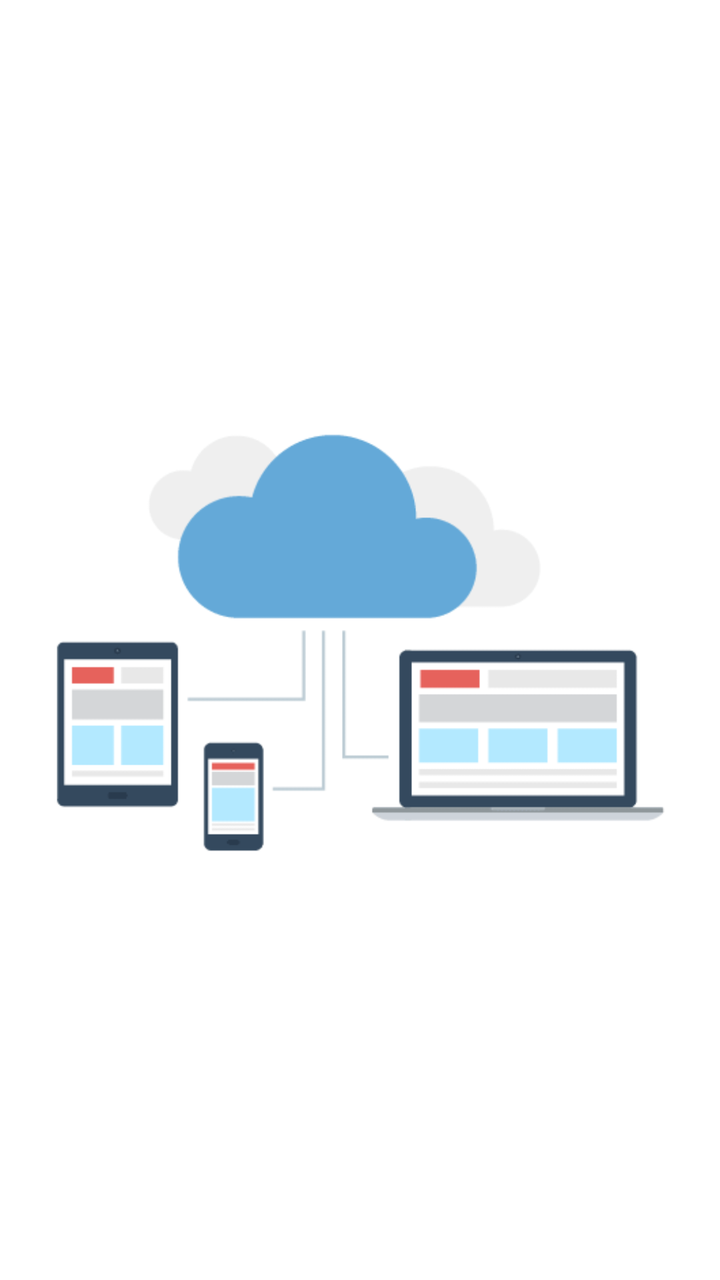
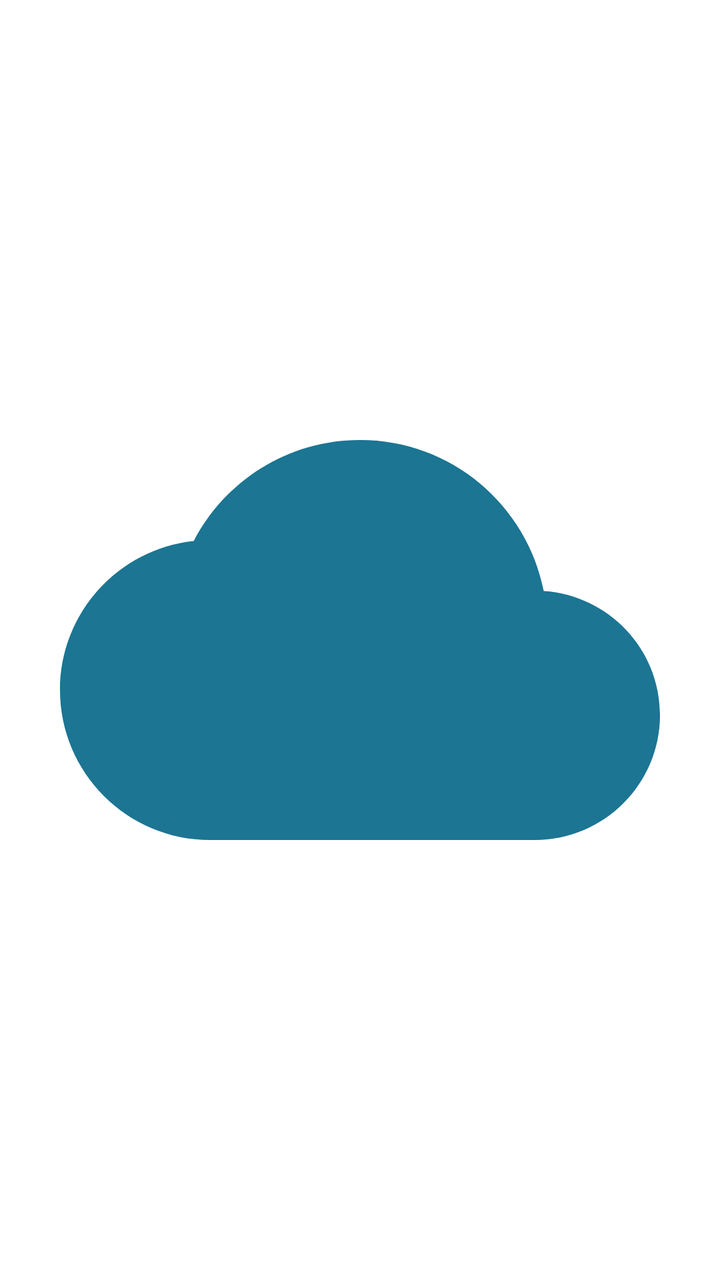

An Android layout rendered at two revisions. The XML below is the earlier revision; the diff shows what the commit changed to produce the second picture.
<!-- AndroidManifest.xml: application theme Theme.ThinkSpeadCloudMonitoring -->
<!-- res/layout/activity_splash.xml -->
<?xml version="1.0" encoding="utf-8"?>
<LinearLayout xmlns:android="http://schemas.android.com/apk/res/android"
    xmlns:app="http://schemas.android.com/apk/res-auto"
    xmlns:tools="http://schemas.android.com/tools"
    android:layout_width="match_parent"
    android:layout_height="match_parent"
    android:orientation="vertical"
    android:background="@color/white"
    android:gravity="center"
    tools:context=".SplashActivity">
<ImageView
    android:layout_width="match_parent"
    android:layout_height="wrap_content"
    android:src="@drawable/cloud"
    android:id="@+id/imgSplash"
    />


</LinearLayout>
<!-- resources referenced by this layout -->
<resources>
  <color name="white">#FFFFFFFF</color>
  <!-- drawable cloud: png bitmap (drawable, 330424 bytes) -->
  <style name="Theme.ThinkSpeadCloudMonitoring" parent="Base.Theme.ThinkSpeadCloudMonitoring" />
  <style name="Base.Theme.ThinkSpeadCloudMonitoring" parent="Theme.Material3.DayNight.NoActionBar">
          
           <item name="colorPrimary">@color/primary</item>
      </style>
  <color name="primary">#1b7593</color>
</resources>

<!-- the commit's change to res/layout/activity_splash.xml (unified diff, before → after) -->
@@ -10,8 +10,8 @@
     tools:context=".SplashActivity">
 <ImageView
     android:layout_width="match_parent"
-    android:layout_height="wrap_content"
-    android:src="@drawable/cloud"
+    android:layout_height="300dp"
+    android:src="@drawable/baseline_cloud_24"
     android:id="@+id/imgSplash"
     />
 
<!-- resource entries referenced after the edit -->
@@ -1,7 +1,12 @@
 <!-- resources referenced by this layout -->
 <resources>
   <color name="white">#FFFFFFFF</color>
-  <!-- drawable cloud: png bitmap (drawable, 330424 bytes) -->
+  <!-- drawable baseline_cloud_24 (drawable) -->
+  <vector xmlns:android="http://schemas.android.com/apk/res/android" android:height="24dp" android:tint="@color/primary" android:viewportHeight="24" android:viewportWidth="24" android:width="24dp">
+        
+      <path android:fillColor="@android:color/white" android:pathData="M19.35,10.04C18.67,6.59 15.64,4 12,4 9.11,4 6.6,5.64 5.35,8.04 2.34,8.36 0,10.91 0,14c0,3.31 2.69,6 6,6h13c2.76,0 5,-2.24 5,-5 0,-2.64 -2.05,-4.78 -4.65,-4.96z"/>
+      
+  </vector>
   <style name="Theme.ThinkSpeadCloudMonitoring" parent="Base.Theme.ThinkSpeadCloudMonitoring" />
   <style name="Base.Theme.ThinkSpeadCloudMonitoring" parent="Theme.Material3.DayNight.NoActionBar">
           
